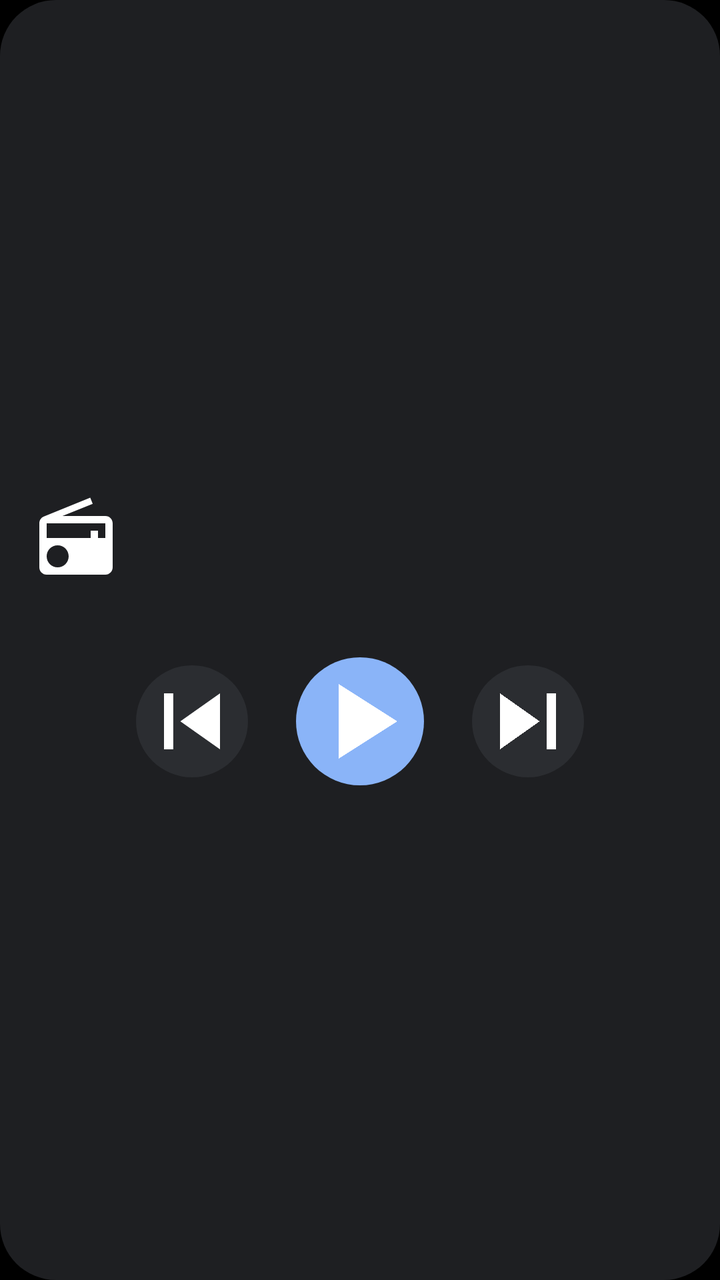
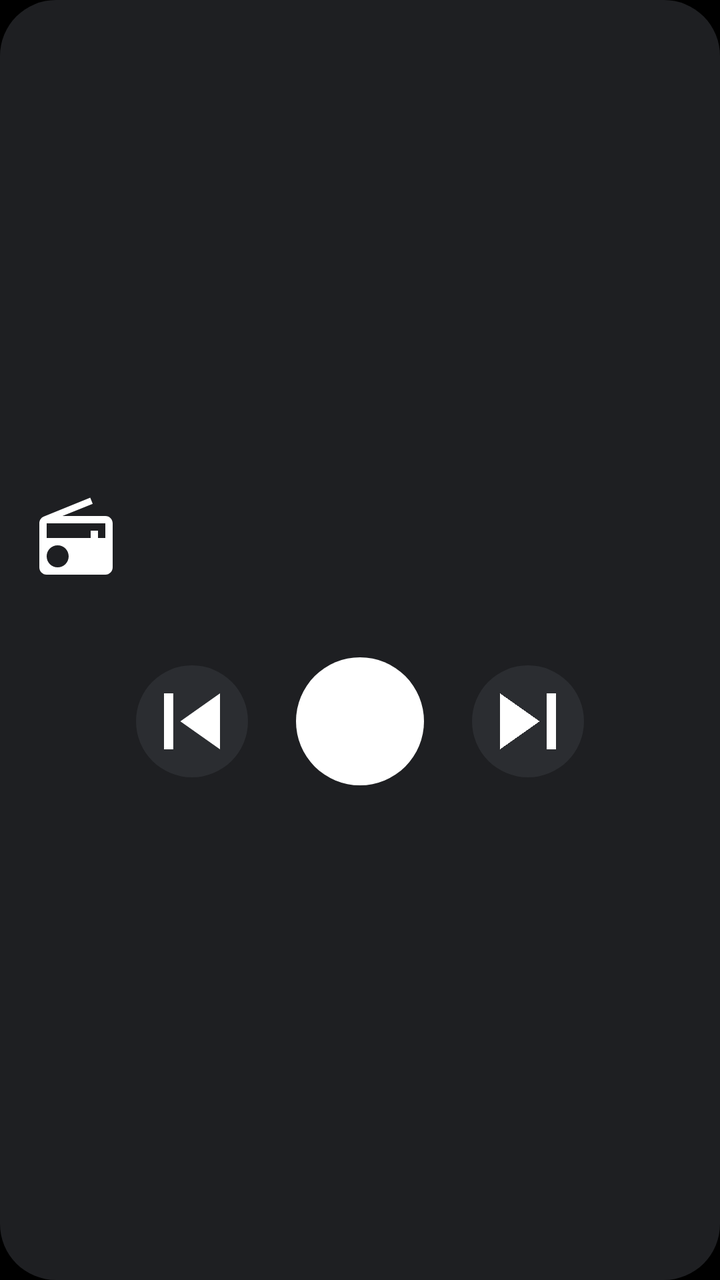

Two renders of the same Android screen: before a commit and after it. Below are the layout's source before the change and the commit's diff.
<!-- AndroidManifest.xml: application theme Theme.LibreHU.Car -->
<!-- res/layout/widget_radio.xml -->
<?xml version="1.0" encoding="utf-8"?>
<LinearLayout xmlns:android="http://schemas.android.com/apk/res/android"
    android:id="@+id/widget_root"
    android:layout_width="match_parent"
    android:layout_height="match_parent"
    android:background="@drawable/widget_background"
    android:gravity="center_vertical"
    android:orientation="vertical"
    android:padding="16dp">

    <LinearLayout
        android:layout_width="match_parent"
        android:layout_height="wrap_content"
        android:gravity="center_vertical"
        android:orientation="horizontal">

        <ImageView
            android:id="@+id/widget_logo"
            android:layout_width="44dp"
            android:layout_height="44dp"
            android:contentDescription="@null"
            android:scaleType="fitCenter"
            android:src="@drawable/ic_radio" />

        <TextView
            android:id="@+id/widget_title"
            android:layout_width="0dp"
            android:layout_height="wrap_content"
            android:layout_marginStart="12dp"
            android:layout_weight="1"
            android:ellipsize="end"
            android:maxLines="1"
            android:textColor="#FFE8EAED"
            android:textSize="20sp"
            android:textStyle="bold" />

        <TextView
            android:id="@+id/widget_frequency"
            android:layout_width="wrap_content"
            android:layout_height="wrap_content"
            android:textColor="#FFE8EAED"
            android:textSize="28sp" />
    </LinearLayout>

    <TextView
        android:id="@+id/widget_text"
        android:layout_width="match_parent"
        android:layout_height="wrap_content"
        android:layout_marginTop="4dp"
        android:ellipsize="end"
        android:maxLines="1"
        android:textColor="#FF9AA0A6"
        android:textSize="16sp" />

    <LinearLayout
        android:layout_width="match_parent"
        android:layout_height="wrap_content"
        android:layout_marginTop="12dp"
        android:gravity="center"
        android:orientation="horizontal">

        <ImageButton
            android:id="@+id/widget_previous"
            android:layout_width="56dp"
            android:layout_height="56dp"
            android:background="@drawable/widget_button"
            android:contentDescription="@string/previous"
            android:src="@drawable/ic_skip_previous" />

        <ImageButton
            android:id="@+id/widget_toggle"
            android:layout_width="64dp"
            android:layout_height="64dp"
            android:layout_marginStart="24dp"
            android:layout_marginEnd="24dp"
            android:background="@drawable/widget_button_accent"
            android:contentDescription="@string/play"
            android:src="@drawable/ic_play" />

        <ImageButton
            android:id="@+id/widget_next"
            android:layout_width="56dp"
            android:layout_height="56dp"
            android:background="@drawable/widget_button"
            android:contentDescription="@string/next"
            android:src="@drawable/ic_skip_next" />
    </LinearLayout>
</LinearLayout>
<!-- resources referenced by this layout -->
<resources>
  <!-- drawable ic_play (drawable) -->
  <vector xmlns:android="http://schemas.android.com/apk/res/android"
      android:width="24dp"
      android:height="24dp"
      android:tint="#FFFFFFFF"
      android:viewportWidth="24"
      android:viewportHeight="24">
      <path
          android:fillColor="#FFFFFFFF"
          android:pathData="M8,5v14l11,-7z" />
  </vector>
  <!-- drawable ic_radio (drawable) -->
  <vector xmlns:android="http://schemas.android.com/apk/res/android"
      android:width="24dp"
      android:height="24dp"
      android:tint="#FFFFFFFF"
      android:viewportWidth="24"
      android:viewportHeight="24">
      <path
          android:fillColor="#FFFFFFFF"
          android:pathData="M3.24,6.15C2.51,6.43 2,7.17 2,8v12c0,1.1 0.89,2 2,2h16c1.11,0 2,-0.9 2,-2V8c0,-1.11 -0.89,-2 -2,-2H8.3l8.26,-3.34L15.88,1 3.24,6.15zM7,20c-1.66,0 -3,-1.34 -3,-3s1.34,-3 3,-3 3,1.34 3,3 -1.34,3 -3,3zM20,12h-2v-2h-2v2H4V8h16v4z" />
  </vector>
  <!-- drawable ic_skip_next (drawable) -->
  <vector xmlns:android="http://schemas.android.com/apk/res/android"
      android:width="24dp"
      android:height="24dp"
      android:tint="#FFFFFFFF"
      android:viewportWidth="24"
      android:viewportHeight="24">
      <path
          android:fillColor="#FFFFFFFF"
          android:pathData="M6,18l8.5,-6L6,6v12zM16,6v12h2V6h-2z" />
  </vector>
  <!-- drawable ic_skip_previous (drawable) -->
  <vector xmlns:android="http://schemas.android.com/apk/res/android"
      android:width="24dp"
      android:height="24dp"
      android:tint="#FFFFFFFF"
      android:viewportWidth="24"
      android:viewportHeight="24">
      <path
          android:fillColor="#FFFFFFFF"
          android:pathData="M6,6h2v12H6zM9.5,12l8.5,6V6z" />
  </vector>
  <!-- drawable widget_background (drawable) -->
  <shape xmlns:android="http://schemas.android.com/apk/res/android" android:shape="rectangle">
      <solid android:color="#FF1E1F22" />
      <corners android:radius="28dp" />
  </shape>
  <!-- drawable widget_button (drawable) -->
  <shape xmlns:android="http://schemas.android.com/apk/res/android" android:shape="oval">
      <solid android:color="#FF2B2D31" />
  </shape>
  <!-- drawable widget_button_accent (drawable) -->
  <shape xmlns:android="http://schemas.android.com/apk/res/android" android:shape="oval">
      <solid android:color="#FF8AB4F8" />
  </shape>
  <string name="next">Next station</string>
  <string name="play">Play</string>
  <string name="previous">Previous station</string>
  <style name="Theme.LibreHU.Car" parent="android:Theme.Material.NoActionBar">
          <item name="android:windowBackground">@android:color/black</item>
          <item name="android:statusBarColor">@android:color/black</item>
          <item name="android:navigationBarColor">@android:color/black</item>
      </style>
</resources>

<!-- the commit's change to res/layout/widget_radio.xml (unified diff, before → after) -->
@@ -67,15 +67,28 @@
             android:contentDescription="@string/previous"
             android:src="@drawable/ic_skip_previous" />
 
-        <ImageButton
-            android:id="@+id/widget_toggle"
+        
+        <FrameLayout
             android:layout_width="64dp"
             android:layout_height="64dp"
             android:layout_marginStart="24dp"
-            android:layout_marginEnd="24dp"
-            android:background="@drawable/widget_button_accent"
-            android:contentDescription="@string/play"
-            android:src="@drawable/ic_play" />
+            android:layout_marginEnd="24dp">
+
+            <ImageView
+                android:id="@+id/widget_toggle_disc"
+                android:layout_width="match_parent"
+                android:layout_height="match_parent"
+                android:importantForAccessibility="no"
+                android:src="@drawable/widget_disc" />
+
+            <ImageButton
+                android:id="@+id/widget_toggle"
+                android:layout_width="match_parent"
+                android:layout_height="match_parent"
+                android:background="@android:color/transparent"
+                android:contentDescription="@string/play"
+                android:src="@drawable/ic_play" />
+        </FrameLayout>
 
         <ImageButton
             android:id="@+id/widget_next"
<!-- resource entries referenced after the edit -->
@@ -53,9 +53,9 @@
   <shape xmlns:android="http://schemas.android.com/apk/res/android" android:shape="oval">
       <solid android:color="#FF2B2D31" />
   </shape>
-  <!-- drawable widget_button_accent (drawable) -->
+  <!-- drawable widget_disc (drawable) -->
   <shape xmlns:android="http://schemas.android.com/apk/res/android" android:shape="oval">
-      <solid android:color="#FF8AB4F8" />
+      <solid android:color="#FFFFFFFF" />
   </shape>
   <string name="next">Next station</string>
   <string name="play">Play</string>
